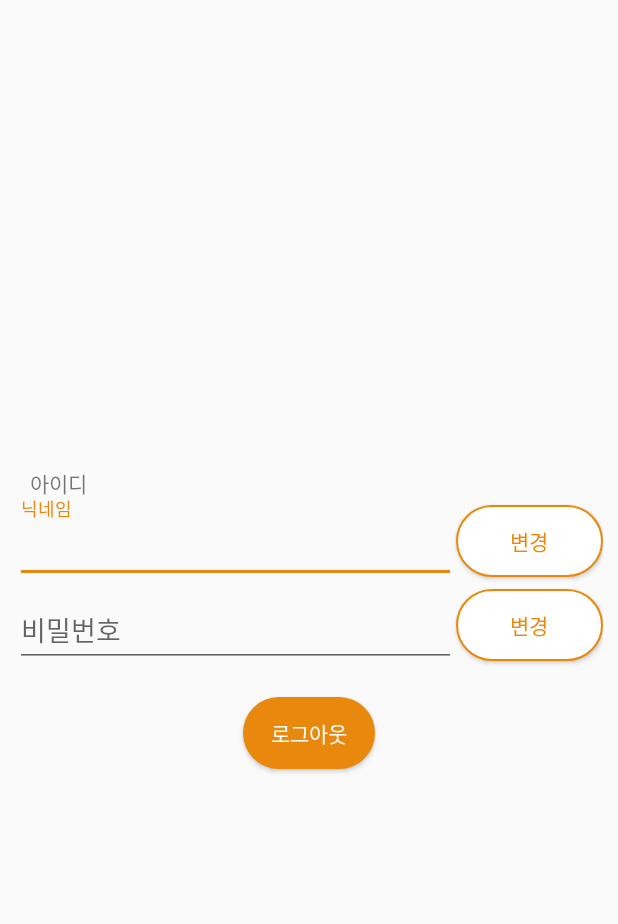
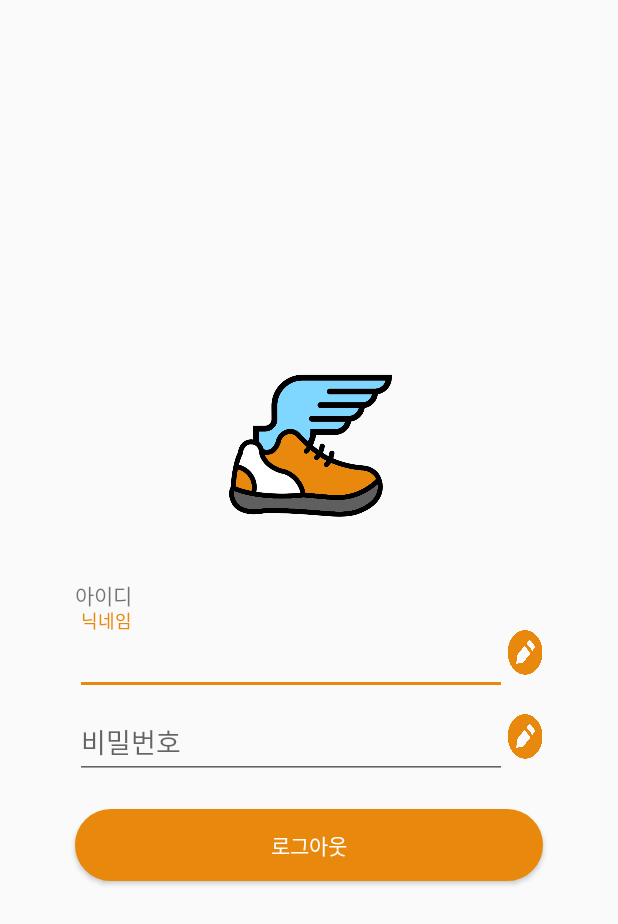
Before and after one commit to SeoulAppContestPrizeNo1/AngelWalk, an Android app: the fragment SettingFragment shown on its own in the app's theme, on a phone screen of 412 x 824 dp. Shown: the top 924 px of the screen. Run offline under Robolectric (Android 15) with nearby library versions, the phone set to English and light mode, and no system bars.

Commit message:
setting fragment 레이아웃 수정

```diff
--- a/app/src/main/res/layout/fragment_setting.xml
+++ b/app/src/main/res/layout/fragment_setting.xml
@@ -12,28 +12,34 @@
         android:orientation="vertical"
         android:gravity="center">
 
+        <ImageView
+            android:id="@+id/imageView2"
+            android:layout_width="120dp"
+            android:layout_height="120dp"
+            android:layout_marginBottom="30dp"
+            app:srcCompat="@drawable/angel_walk_log" />
 
         <TextView
             android:id="@+id/textId"
             android:layout_width="match_parent"
             android:layout_height="wrap_content"
-            android:layout_marginHorizontal="20dp"
+            android:layout_marginHorizontal="50dp"
             android:text="아이디" />
 
         <LinearLayout
             android:id="@+id/Layout1"
-            android:layout_marginHorizontal="10dp"
+            android:layout_marginHorizontal="50dp"
             android:layout_width="match_parent"
             android:layout_height="wrap_content"
             android:orientation="horizontal"
             android:gravity="center"
-            android:weightSum="4">
+            android:weightSum="5">
 
             <android.support.design.widget.TextInputLayout
                 android:id="@+id/editNickName_text_input_layout"
                 android:layout_width="match_parent"
                 android:layout_height="wrap_content"
-                android:layout_weight="1">
+                android:layout_weight="4">
 
                 <EditText
                     android:id="@+id/editNickName"
@@ -47,29 +53,29 @@
 
             <Button
                 android:id="@+id/btnChangeNickname"
-                android:text="변경"
-                android:textColor="#E8890D"
-                android:background="@drawable/shape_white"
-                android:layout_width="match_parent"
-                android:layout_height="wrap_content"
-                android:layout_weight="3"/>
+                android:background="@drawable/icon_change"
+                android:layout_width="30dp"
+                android:layout_height="30dp"
+                android:scaleType="fitCenter"
+                android:layout_weight="1"
+                android:layout_gravity="center"/>
 
         </LinearLayout>
 
         <LinearLayout
             app:layout_constraintTop_toBottomOf="@+id/Layout1"
-            android:layout_marginHorizontal="10dp"
+            android:layout_marginHorizontal="50dp"
             android:layout_width="match_parent"
             android:layout_height="wrap_content"
             android:orientation="horizontal"
             android:gravity="center"
-            android:weightSum="4">
+            android:weightSum="5">
 
             <android.support.design.widget.TextInputLayout
                 android:id="@+id/editPassword_text_input_layout"
                 android:layout_width="match_parent"
                 android:layout_height="wrap_content"
-                android:layout_weight="1">
+                android:layout_weight="4">
 
                 <EditText
                     android:id="@+id/editPassword"
@@ -81,12 +87,12 @@
 
             <Button
                 android:id="@+id/btnChangePassword"
-                android:text="변경"
-                android:textColor="#E8890D"
-                android:background="@drawable/shape_white"
-                android:layout_width="match_parent"
-                android:layout_height="wrap_content"
-                android:layout_weight="3"/>
+                android:background="@drawable/icon_change"
+                android:layout_width="30dp"
+                android:layout_height="30dp"
+                android:scaleType="fitCenter"
+                android:layout_weight="1"
+                android:layout_gravity="center"/>
 
         </LinearLayout>
 
@@ -96,7 +102,8 @@
             android:text="로그아웃"
             android:textColor="#FFFFFF"
             android:background="@drawable/shape"
-            android:layout_width="wrap_content"
+            android:layout_marginHorizontal="50dp"
+            android:layout_width="match_parent"
             android:layout_height="wrap_content" />
     </LinearLayout>
 
```
Also changed, not shown: app/src/main/res/drawable/icon_change.png (added).
